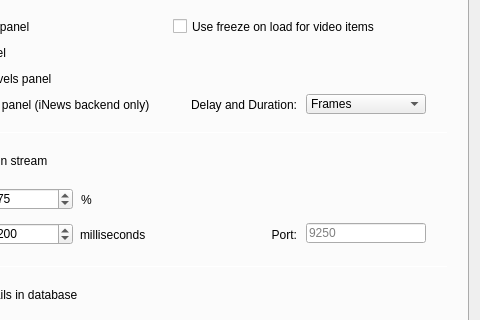
Qt form src/Widgets/SettingsDialog.ui (CasparCG/client) before a commit; both pictures show x 220 to 700 and y 465 to 785 of the 700 by 906 pixel window.
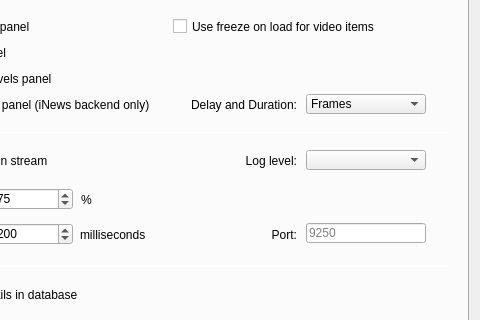
The same form after that commit.

The edit to the form file:
```diff
--- a/src/Widgets/SettingsDialog.ui
+++ b/src/Widgets/SettingsDialog.ui
@@ -897,6 +897,38 @@
       <string>9250</string>
      </property>
     </widget>
+    <widget class="QComboBox" name="comboBoxLogLevel">
+     <property name="geometry">
+      <rect>
+       <x>513</x>
+       <y>578</y>
+       <width>120</width>
+       <height>20</height>
+      </rect>
+     </property>
+     <property name="sizePolicy">
+      <sizepolicy hsizetype="Expanding" vsizetype="Fixed">
+       <horstretch>0</horstretch>
+       <verstretch>0</verstretch>
+      </sizepolicy>
+     </property>
+    </widget>
+    <widget class="QLabel" name="labelLogLevel">
+     <property name="geometry">
+      <rect>
+       <x>363</x>
+       <y>579</y>
+       <width>141</width>
+       <height>20</height>
+      </rect>
+     </property>
+     <property name="text">
+      <string>Log level:</string>
+     </property>
+     <property name="alignment">
+      <set>Qt::AlignRight|Qt::AlignTrailing|Qt::AlignVCenter</set>
+     </property>
+    </widget>
    </widget>
    <widget class="QWidget" name="tabDevices">
     <attribute name="title">
```
Left out of the diff: 19 changed lines with no effect on the pictures.
